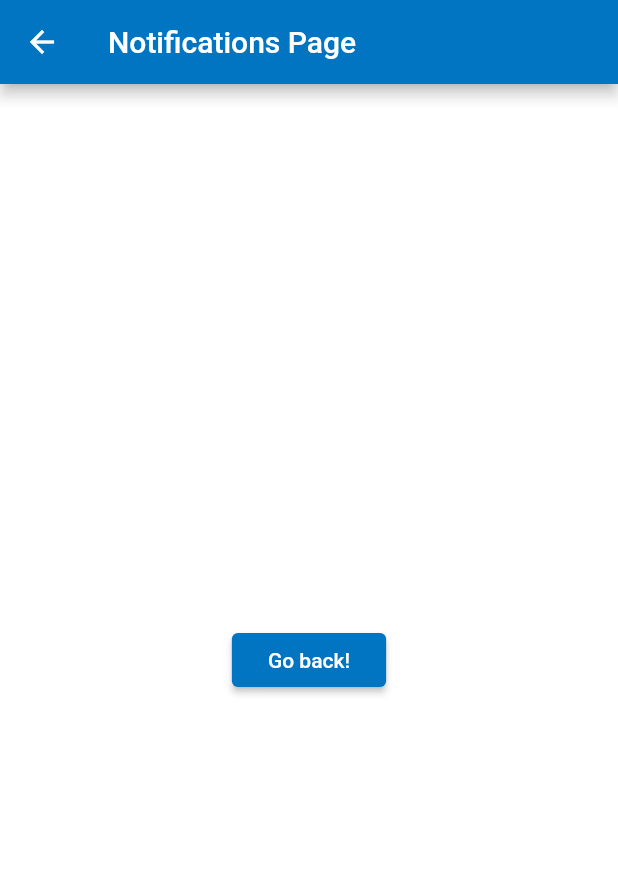
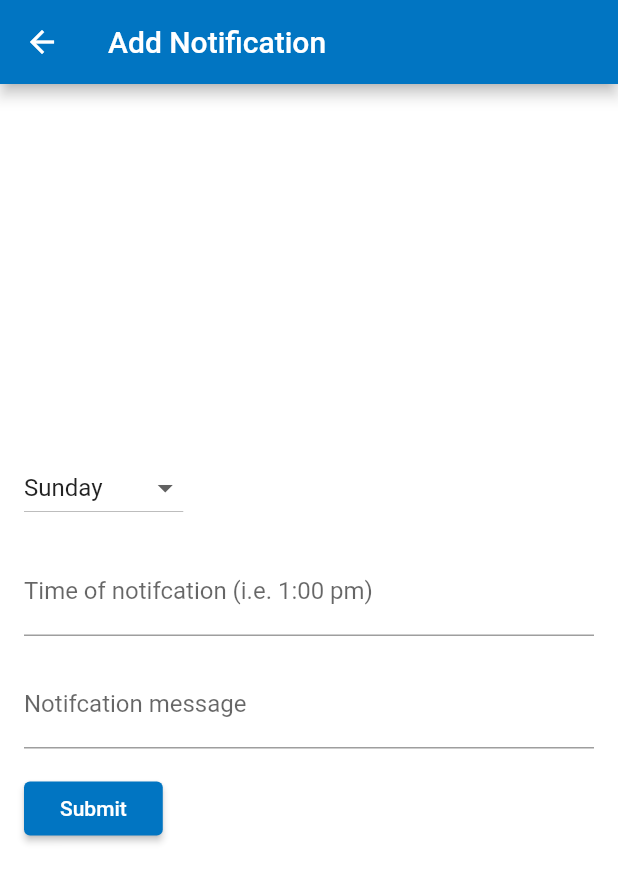
Before and after one commit to christophereluc/cs361, a Flutter app: the NotificationsRoute screen opened directly, on a phone screen of 412 x 824 dp. Shown: the top 882 px of the screen. Run offline on Flutter 3.47's test engine with Material 2 defaults, Android fonts, the phone set to English and light mode, and no system bars; our stand-ins replace local_auth.

Commit message:
Added a UI for the notifications page

```diff
--- a/lib/notifications/notifications.dart
+++ b/lib/notifications/notifications.dart
@@ -5,17 +5,101 @@ class NotificationsRoute extends StatelessWidget {
   Widget build(BuildContext context) {
     return Scaffold(
       appBar: AppBar(
-        title: Text("Notifications Page"),
+        title: Text("Add Notification"),
       ),
       body: Center(
-        child: RaisedButton(
-          onPressed: () {
-            // Navigate back to first route when tapped.
-            Navigator.pop(context);
-          },
-          child: Text('Go back!'),
+        child: Column(
+          mainAxisAlignment: MainAxisAlignment.center,
+          children: <Widget>[NotificationFormWidget()],
         ),
       ),
     );
   }
 }
+
+class NotificationFormWidget extends StatefulWidget {
+  NotificationFormWidget({Key key}) : super(key: key);
+
+  @override
+  _NotificationFormWidgetState createState() => _NotificationFormWidgetState();
+}
+
+//Form state
+class _NotificationFormWidgetState extends State<NotificationFormWidget> {
+  final _formKey = GlobalKey<FormState>();
+  String dropdownValue = 'Sunday';
+
+  @override
+  Widget build(BuildContext context) {
+    return Form(
+      key: _formKey,
+      child: Column(
+        crossAxisAlignment: CrossAxisAlignment.start,
+        children: <Widget>[
+          Padding(
+            padding:
+            const EdgeInsets.only(
+                left: 16.0, right: 16.0, top: 16.0, bottom: 8.0),
+             child: DropdownButton<String>(
+               value: dropdownValue,
+               onChanged: (String newValue) {
+                 setState(() {
+                   dropdownValue = newValue;
+                 });
+               },
+                items: <String>['Sunday', 'Monday', 'Tuesday', 'Wednesday', 'Thursday', 'Friday', 'Saturday', 'Daily'].map<DropdownMenuItem<String>>((String value) {
+                    return DropdownMenuItem<String>(
+                      value: value,
+                      child: Text(value),
+                    );
+                  }).toList(),
+              ),
+            ),
+          Padding(
+            padding:
+            const EdgeInsets.only(
+                left: 16.0, right: 16.0, top: 8.0, bottom: 8.0),
+            child: TextFormField(
+              decoration: InputDecoration(labelText: 'Time of notifcation (i.e. 1:00 pm)'),
+              validator: (value) {
+                if (value.isEmpty) {
+                  return 'Please enter a valid time';
+                }
+                return null;
+              },
+            ),
+          ),
+          Padding(
+            padding:
+            const EdgeInsets.only(
+                left: 16.0, right: 16.0, top: 8.0, bottom: 8.0),
+            child: TextFormField(
+              decoration: InputDecoration(labelText: 'Notifcation message'),
+              validator: (value) {
+                if (value.isEmpty) {
+                  return 'Please enter text';
+                }
+                return null;
+              },
+            ),
+          ),
+          Padding(
+            padding:
+            const EdgeInsets.only(
+                left: 16.0, right: 16.0, top: 8.0, bottom: 32.0),
+            child: RaisedButton(
+              onPressed: () {
+                // Validate will return true if the form is valid, or false if
+                // the form is invalid.
+                if (_formKey.currentState.validate()) {
+                  // Process data.
+                }
+              },
+              child: Text('Submit'),
+            ),
+          ),
+        ],
+      ),
+    );
+  }
+}
--- a/pubspec.yaml
+++ b/pubspec.yaml
@@ -25,6 +25,7 @@ dependencies:
   cupertino_icons: ^0.1.2
   local_auth: ^0.5.2+3
   http: ^0.12.0+2
+  flutter_datetime_picker: ^1.2.6
 
 dev_dependencies:
   flutter_test:
```
Also changed, not shown: pubspec.lock.
